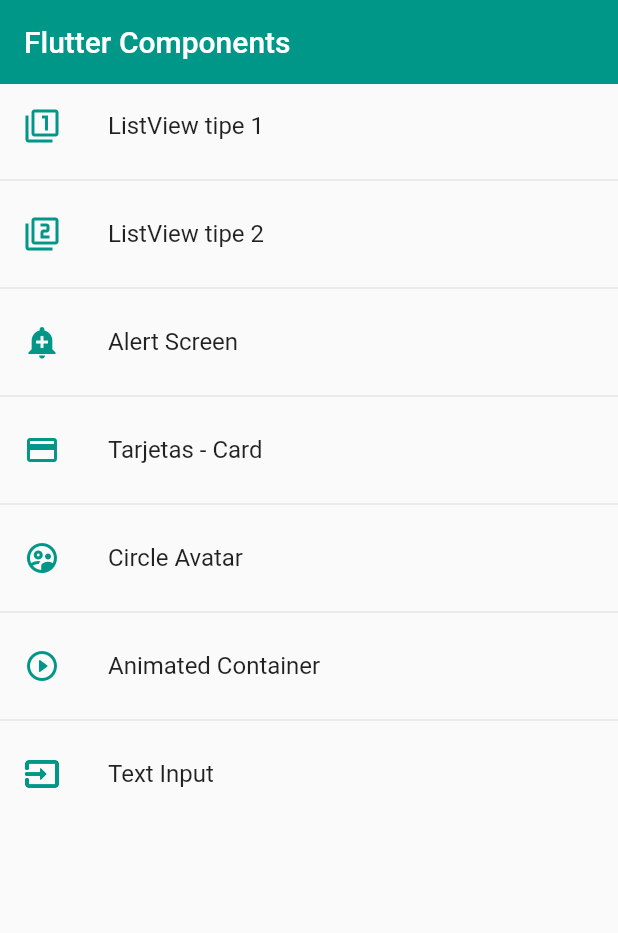
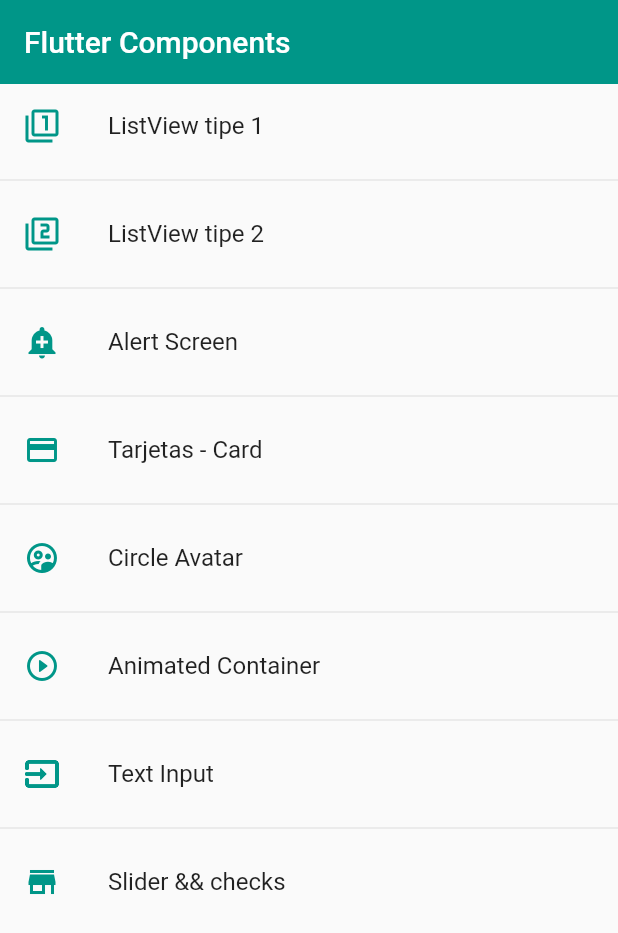
Before and after one commit to bastndev/Flutter-ListView-1, a Flutter app: the screen it shows after launch, on a phone screen of 412 x 824 dp. Shown: the top 933 px of the screen. Run offline on Flutter 3.47's test engine with Material 2 defaults, Android fonts, the light colour scheme and no system bars.

Commit message:
:arrow_up: ListView `Version 7.34c` Flutter (#5)

```diff
--- a/lib/router/app_routers.dart
+++ b/lib/router/app_routers.dart
@@ -13,41 +13,14 @@
     //     name: 'Home Screen',
     //     screen: const HomeScreen(),
     //     icon: Icons.home),
-    MenuOptions(
-        route: 'ListView1',
-        name: 'ListView tipe 1',
-        screen: const ListView1Screen(),
-        icon: Icons.filter_1),
-    MenuOptions(
-        route: 'ListView2',
-        name: 'ListView tipe 2',
-        screen: const ListView2Screen(),
-        icon: Icons.filter_2),
-    MenuOptions(
-        route: 'Alert',
-        name: 'Alert Screen',
-        screen: const AlertScreen(),
-        icon: Icons.add_alert),
-    MenuOptions(
-        route: 'Card',
-        name: 'Tarjetas - Card',
-        screen: const CardScreen(),
-        icon: Icons.credit_card),
-    MenuOptions(
-        route: 'avatar',
-        name: 'Circle Avatar',
-        screen: const AvatarScreen(),
-        icon: Icons.supervised_user_circle_outlined),
-    MenuOptions(
-        route: 'Animated',
-        name: 'Animated Container',
-        screen: const AnimatedScreen(),
-        icon: Icons.play_circle_outline_rounded),
-    MenuOptions(
-        route: 'Inputs',
-        name: 'Text Input',
-        screen: const InputssScreen(),
-        icon: Icons.input_outlined),
+    MenuOptions(route: 'ListView1',name: 'ListView tipe 1',screen: const ListView1Screen(),icon: Icons.filter_1),
+    MenuOptions(route: 'ListView2',name: 'ListView tipe 2',screen: const ListView2Screen(),icon: Icons.filter_2),
+    MenuOptions(route: 'Alert',name: 'Alert Screen',screen: const AlertScreen(),icon: Icons.add_alert),
+    MenuOptions(route: 'Card',name: 'Tarjetas - Card',screen: const CardScreen(),icon: Icons.credit_card),
+    MenuOptions(route: 'avatar',name: 'Circle Avatar',screen: const AvatarScreen(),icon: Icons.supervised_user_circle_outlined),
+    MenuOptions(route: 'Animated',name: 'Animated Container',screen: const AnimatedScreen(),icon: Icons.play_circle_outline_rounded),
+    MenuOptions(route: 'Inputs',name: 'Text Input',screen: const InputssScreen(),icon: Icons.input_outlined),
+    MenuOptions(route: 'slider',name: 'Slider && checks',screen: const SliderScreen(),icon: Icons.store_mall_directory_sharp),
   ];
 
   static Map<String, Widget Function(BuildContext)> getAppRoutes() {
--- a/lib/screens/screens.dart
+++ b/lib/screens/screens.dart
@@ -1,5 +1,7 @@
 
 
+
+export 'package:github_flutter_1/screens/slider_screen.dart';
 export 'package:github_flutter_1/screens/inputs_screen.dart';
 export 'package:github_flutter_1/screens/animated_screen.dart';
 export 'package:github_flutter_1/screens/avatar_screen.dart';
```
Also changed, not shown: lib/screens/slider_screen.dart (added, +82 -0 lines).
